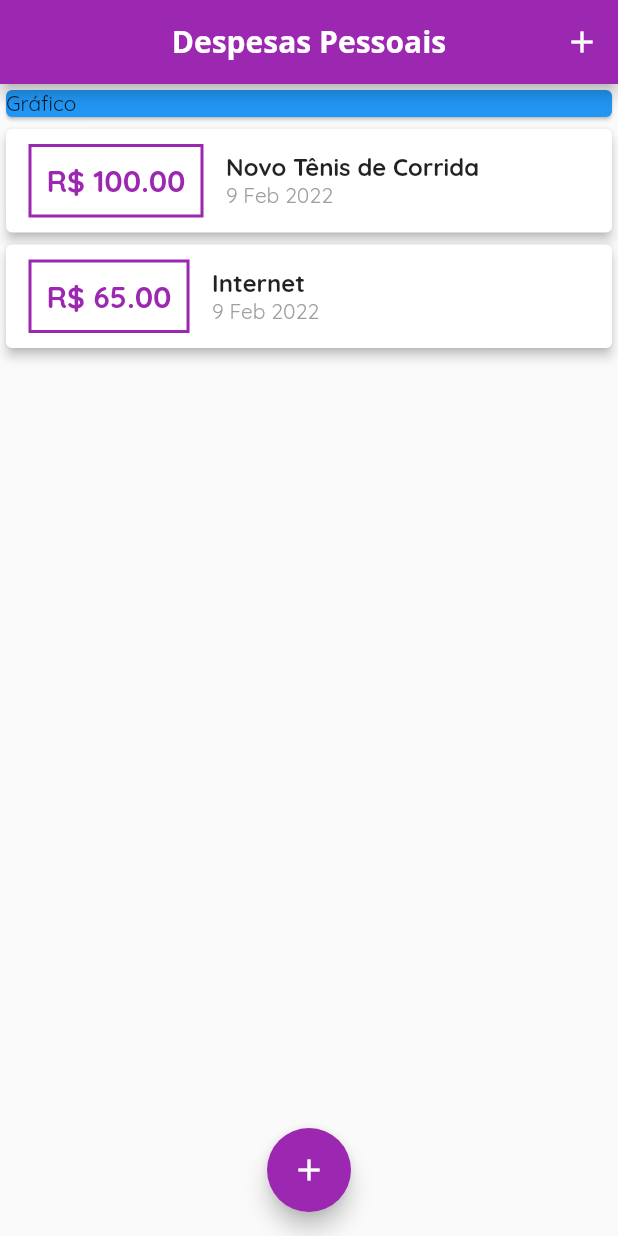
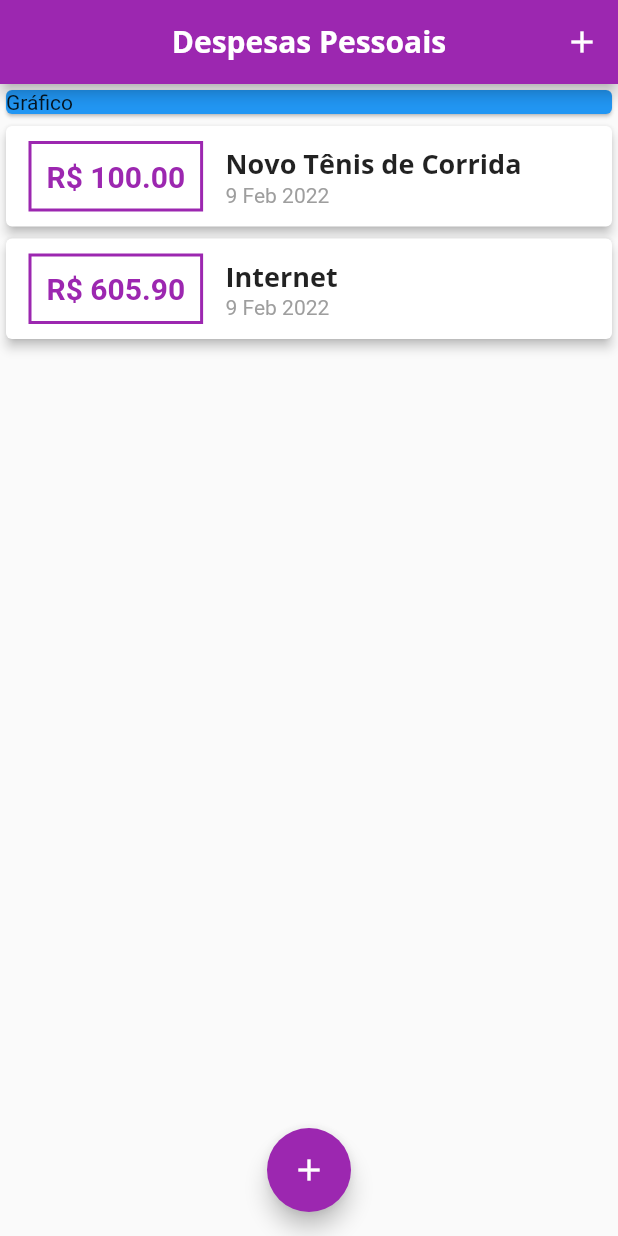
Before and after one commit to vinicius4006/curso_flutter_expenses, a Flutter app: the screen it shows after launch, on a phone screen of 412 x 824 dp. Run offline on Flutter 3.47's test engine with Material 2 defaults, Android fonts, the phone set to English and light mode, and no system bars.

Commit message:
estilo-texto-card

```diff
--- a/lib/components/graphicCard.dart
+++ b/lib/components/graphicCard.dart
@@ -36,15 +36,24 @@ class GraphicCard extends StatelessWidget {
              ),
 
             ),
-            child: Text("R\$ "+preco.toStringAsFixed(2),
-            style: TextStyle(color: Theme.of(context).primaryColor, fontWeight: FontWeight.bold, fontSize: 20),),
+            child: Text(
+              "R\$ "+preco.toStringAsFixed(2),
+            style: TextStyle(
+              color: Theme.of(context).primaryColor,
+              fontWeight: FontWeight.bold,
+              fontSize: 20),
+
+              ),
           ),
           Column(
             crossAxisAlignment: CrossAxisAlignment.start,
             children: [
-              Text(texto.toString(), style: TextStyle(
-                fontWeight: FontWeight.bold,
-                fontSize: 16),),
+              Text(
+                texto.toString(),
+                style: Theme.of(context).textTheme.headline6,
+                ),
+
+
               Text(DateFormat('d MMM y').format(time), style: TextStyle(color: Colors.grey),),
             ],
           ),
--- a/lib/main.dart
+++ b/lib/main.dart
@@ -15,6 +15,13 @@ class ExpensesApp extends StatelessWidget {
       theme: ThemeData(
           primarySwatch: Colors.purple,
           fontFamily: "Quicksand",
+          textTheme: ThemeData.light().textTheme.copyWith(
+            headline6: TextStyle(
+              fontFamily: "OpenSans",
+              fontSize: 18,
+              fontWeight: FontWeight.bold,
+            ),
+          ),
           appBarTheme: AppBarTheme(
            titleTextStyle: TextStyle(
              fontSize: 20,
--- a/lib/myHomePage.dart
+++ b/lib/myHomePage.dart
@@ -23,7 +23,7 @@ final _transactions = [
     Transaction(
       id: "t2",
       title: "Internet",
-      value: 65.0,
+      value: 605.90,
       date: DateTime.now(),
     ),
 
```
